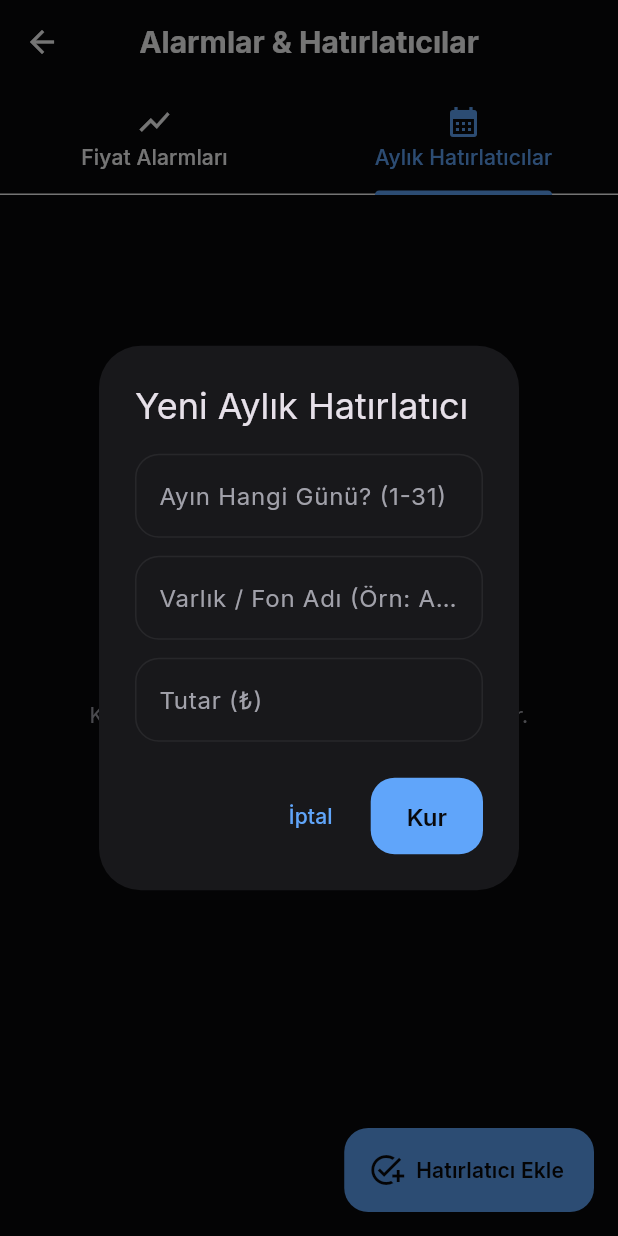
After one commit to hlsozd07/fon-uygulama, a Flutter app: the AlarmsScreen screen opened directly, tab 2 chosen, after a tap on "Hatırlatıcı Ekle", on a phone screen of 412 x 824 dp. The commit adds this screen. Run offline on Flutter 3.47's test engine with Material 3 defaults, Android fonts, the phone set to English and light mode, and no system bars; our stand-ins replace fl_chart, flutter_dotenv, flutter_local_notifications, flutter_riverpod, google_fonts, hive and 3 more; missing offline and left inert: workmanager; accounts and stored records are empty; statements that could not run were skipped.

Commit message:
feat: aylık yatırım hatırlatıcıları (monthly investment reminders) eklendi
- Hive veritabanı için ReminderModel oluşturuldu
- Bildirim servisi aylık tekrarlanan bildirimleri destekleyecek şekilde güncellendi
- Alarmlar ekranı sekme (Tab) yapısına geçirilerek Hatırlatıcılar eklendi

```diff
--- /dev/null
+++ b/lib/features/alarms/domain/reminder_model.dart
@@ -0,0 +1,42 @@
+import 'package:hive/hive.dart';
+
+class ReminderModel extends HiveObject {
+  final int id;
+  final int dayOfMonth;
+  final String assetName;
+  final double amount;
+  bool isActive;
+
+  ReminderModel({
+    required this.id,
+    required this.dayOfMonth,
+    required this.assetName,
+    required this.amount,
+    this.isActive = true,
+  });
+}
+
+class ReminderModelAdapter extends TypeAdapter<ReminderModel> {
+  @override
+  final int typeId = 6;
+
+  @override
+  ReminderModel read(BinaryReader reader) {
+    return ReminderModel(
+      id: reader.readInt(),
+      dayOfMonth: reader.readInt(),
+      assetName: reader.readString(),
+      amount: reader.readDouble(),
+      isActive: reader.readBool(),
+    );
+  }
+
+  @override
+  void write(BinaryWriter writer, ReminderModel obj) {
+    writer.writeInt(obj.id);
+    writer.writeInt(obj.dayOfMonth);
+    writer.writeString(obj.assetName);
+    writer.writeDouble(obj.amount);
+    writer.writeBool(obj.isActive);
+  }
+}
--- a/lib/features/alarms/presentation/alarms_screen.dart
+++ b/lib/features/alarms/presentation/alarms_screen.dart
@@ -2,15 +2,44 @@ import 'package:flutter/material.dart';
 import 'package:hive_flutter/hive_flutter.dart';
 import '../domain/alarm_model.dart';
 import '../../../core/widgets/gradient_card.dart';
+import 'reminders_tab.dart';
 
-class AlarmsScreen extends StatefulWidget {
+class AlarmsScreen extends StatelessWidget {
   const AlarmsScreen({super.key});
 
   @override
-  State<AlarmsScreen> createState() => _AlarmsScreenState();
+  Widget build(BuildContext context) {
+    return DefaultTabController(
+      length: 2,
+      child: Scaffold(
+        appBar: AppBar(
+          title: const Text('Alarmlar & Hatırlatıcılar', style: TextStyle(fontWeight: FontWeight.bold)),
+          bottom: const TabBar(
+            tabs: [
+              Tab(text: 'Fiyat Alarmları', icon: Icon(Icons.show_chart)),
+              Tab(text: 'Aylık Hatırlatıcılar', icon: Icon(Icons.calendar_month)),
+            ],
+          ),
+        ),
+        body: const TabBarView(
+          children: [
+            _PriceAlarmsTab(),
+            RemindersTab(),
+          ],
+        ),
+      ),
+    );
+  }
 }
 
-class _AlarmsScreenState extends State<AlarmsScreen> {
+class _PriceAlarmsTab extends StatefulWidget {
+  const _PriceAlarmsTab();
+
+  @override
+  State<_PriceAlarmsTab> createState() => _PriceAlarmsTabState();
+}
+
+class _PriceAlarmsTabState extends State<_PriceAlarmsTab> {
   late Box<AlarmModel> alarmBox;
 
   @override
@@ -77,7 +106,6 @@ class _AlarmsScreenState extends State<AlarmsScreen> {
   @override
   Widget build(BuildContext context) {
     return Scaffold(
-      appBar: AppBar(title: const Text('Fiyat Alarmları', style: TextStyle(fontWeight: FontWeight.bold))),
       floatingActionButton: FloatingActionButton.extended(
         onPressed: _addAlarmDialog,
         icon: const Icon(Icons.add_alert),
--- /dev/null
+++ b/lib/features/alarms/presentation/reminders_tab.dart
@@ -0,0 +1,181 @@
+import 'package:flutter/material.dart';
+import 'package:hive_flutter/hive_flutter.dart';
+import '../domain/reminder_model.dart';
+import '../../../core/widgets/gradient_card.dart';
+import '../../notifications/notification_service.dart';
+
+class RemindersTab extends StatefulWidget {
+  const RemindersTab({super.key});
+
+  @override
+  State<RemindersTab> createState() => _RemindersTabState();
+}
+
+class _RemindersTabState extends State<RemindersTab> {
+  late Box<ReminderModel> reminderBox;
+
+  @override
+  void initState() {
+    super.initState();
+    reminderBox = Hive.box<ReminderModel>('reminderBox');
+  }
+
+  void _addReminderDialog() {
+    final assetController = TextEditingController();
+    final amountController = TextEditingController();
+    final dayController = TextEditingController();
+
+    showDialog(
+      context: context,
+      builder: (context) {
+        return AlertDialog(
+          title: const Text('Yeni Aylık Hatırlatıcı'),
+          content: Column(
+            mainAxisSize: MainAxisSize.min,
+            children: [
+              TextField(
+                controller: dayController,
+                decoration: const InputDecoration(labelText: 'Ayın Hangi Günü? (1-31)'),
+                keyboardType: TextInputType.number,
+              ),
+              const SizedBox(height: 12),
+              TextField(
+                controller: assetController,
+                decoration: const InputDecoration(labelText: 'Varlık / Fon Adı (Örn: AFT, Altın)'),
+              ),
+              const SizedBox(height: 12),
+              TextField(
+                controller: amountController,
+                decoration: const InputDecoration(labelText: 'Tutar (₺)'),
+                keyboardType: const TextInputType.numberWithOptions(decimal: true),
+              ),
+            ],
+          ),
+          actions: [
+            TextButton(onPressed: () => Navigator.pop(context), child: const Text('İptal')),
+            ElevatedButton(
+              onPressed: () async {
+                final day = int.tryParse(dayController.text) ?? 1;
+                final amount = double.tryParse(amountController.text.replaceAll(',', '.')) ?? 0;
+                final assetName = assetController.text;
+
+                final id = DateTime.now().millisecondsSinceEpoch.remainder(100000);
+
+                final newReminder = ReminderModel(
+                  id: id,
+                  dayOfMonth: day.clamp(1, 31),
+                  assetName: assetName,
+                  amount: amount,
+                );
+
+                await reminderBox.add(newReminder);
+
+                await NotificationService().scheduleMonthlyReminder(
+                  id: id,
+                  title: 'Yatırım Zamanı: $assetName',
+                  body: 'Her ayın ${newReminder.dayOfMonth}. günü! $assetName için ₺${amount.toStringAsFixed(2)} yatırım yapma zamanı geldi.',
+                  dayOfMonth: newReminder.dayOfMonth,
+                );
+
+                if (mounted) Navigator.pop(context);
+              },
+              child: const Text('Kur'),
+            ),
+          ],
+        );
+      },
+    );
+  }
+
+  @override
+  Widget build(BuildContext context) {
+    return Scaffold(
+      floatingActionButton: FloatingActionButton.extended(
+        onPressed: _addReminderDialog,
+        icon: const Icon(Icons.add_task),
+        label: const Text('Hatırlatıcı Ekle', style: TextStyle(fontWeight: FontWeight.w600)),
+        backgroundColor: Theme.of(context).primaryColor,
+        foregroundColor: const Color(0xFF09090B),
+        elevation: 0,
+      ),
+      body: ValueListenableBuilder(
+        valueListenable: reminderBox.listenable(),
+        builder: (context, Box<ReminderModel> box, _) {
+          if (box.isEmpty) {
+            return const Center(child: Text('Kurulu bir yatırım hatırlatıcınız bulunmuyor.', textAlign: TextAlign.center));
+          }
+          return ListView.builder(
+            itemCount: box.length,
+            itemBuilder: (context, index) {
+              final reminder = box.getAt(index);
+              if (reminder == null) return const SizedBox.shrink();
+
+              return GestureDetector(
+                onLongPress: () {
+                  showDialog(
+                    context: context,
+                    builder: (_) => AlertDialog(
+                      title: const Text('Hatırlatıcıyı Sil'),
+                      content: const Text('Bu hatırlatıcıyı silmek istiyor musunuz?'),
+                      actions: [
+                        TextButton(onPressed: () => Navigator.pop(context), child: const Text('İptal')),
+                        TextButton(
+                          onPressed: () async {
+                            await NotificationService().cancelAlarm(reminder.id);
+                            await reminderBox.deleteAt(index);
+                            if (context.mounted) Navigator.pop(context);
+                          },
+                          child: const Text('Sil', style: TextStyle(color: Colors.redAccent)),
+                        ),
+                      ],
+                    ),
+                  );
+                },
+                child: GradientCard(
+                  margin: const EdgeInsets.symmetric(horizontal: 16, vertical: 8),
+                  padding: const EdgeInsets.symmetric(vertical: 8, horizontal: 8),
+                  child: ListTile(
+                    leading: Container(
+                      padding: const EdgeInsets.all(12),
+                      decoration: BoxDecoration(
+                        color: Colors.blueAccent.withValues(alpha: 0.1),
+                        shape: BoxShape.circle,
+                      ),
+                      child: const Icon(
+                        Icons.calendar_month,
+                        color: Colors.blueAccent,
+                      ),
+                    ),
+                    title: Text(reminder.assetName, style: const TextStyle(fontWeight: FontWeight.bold, fontSize: 18)),
+                    subtitle: Text('Her ayın ${reminder.dayOfMonth}. günü - ₺${reminder.amount.toStringAsFixed(2)}', style: const TextStyle(color: Color(0xFFA1A1AA))),
+                    trailing: Switch(
+                      value: reminder.isActive,
+                      activeThumbColor: Theme.of(context).primaryColor,
+                      onChanged: (val) async {
+                        setState(() {
+                          reminder.isActive = val;
+                          reminder.save();
+                        });
+
+                        if (val) {
+                          await NotificationService().scheduleMonthlyReminder(
+                            id: reminder.id,
+                            title: 'Yatırım Zamanı: ${reminder.assetName}',
+                            body: 'Her ayın ${reminder.dayOfMonth}. günü! ${reminder.assetName} için ₺${reminder.amount.toStringAsFixed(2)} yatırım yapma zamanı geldi.',
+                            dayOfMonth: reminder.dayOfMonth,
+                          );
+                        } else {
+                          await NotificationService().cancelAlarm(reminder.id);
+                        }
+                      },
+                    ),
+                  ),
+                ),
+              );
+            },
+          );
+        },
+      ),
+    );
+  }
+}
--- a/lib/main.dart
+++ b/lib/main.dart
@@ -10,6 +10,7 @@ import 'features/portfolio/domain/fund_model.dart';
 import 'features/history/domain/history_model.dart';
 import 'features/history/domain/sell_history_model.dart';
 import 'features/alarms/domain/alarm_model.dart';
+import 'features/alarms/domain/reminder_model.dart';
 import 'features/notifications/notification_service.dart';
 import 'package:workmanager/workmanager.dart';
 import 'package:flutter_dotenv/flutter_dotenv.dart';
@@ -29,9 +30,11 @@ void callbackDispatcher() {
       if (!Hive.isAdapterRegistered(0)) Hive.registerAdapter(FundModelAdapter());
       if (!Hive.isAdapterRegistered(2)) Hive.registerAdapter(AlarmModelAdapter());
       if (!Hive.isAdapterRegistered(5)) Hive.registerAdapter(SellHistoryModelAdapter());
+      if (!Hive.isAdapterRegistered(6)) Hive.registerAdapter(ReminderModelAdapter());
 
       final walletBox = await Hive.openBox<FundModel>('walletBox');
       final alarmBox = await Hive.openBox<AlarmModel>('alarmBox');
+      final reminderBox = await Hive.openBox<ReminderModel>('reminderBox');
 
       final tefasService = TefasService();
       final notificationService = NotificationService();
@@ -132,11 +135,13 @@ void main() async {
   Hive.registerAdapter(AlarmModelAdapter());
   Hive.registerAdapter(PortfolioHistoryModelAdapter());
   if (!Hive.isAdapterRegistered(5)) Hive.registerAdapter(SellHistoryModelAdapter());
+  if (!Hive.isAdapterRegistered(6)) Hive.registerAdapter(ReminderModelAdapter());
   await Hive.openBox<FundModel>('walletBox');
   await Hive.openBox<HistoryModel>('historyBox');
   await Hive.openBox<AlarmModel>('alarmBox');
   await Hive.openBox<PortfolioHistoryModel>('portfolioHistoryBox');
   await Hive.openBox<SellHistoryModel>('sellHistoryBox');
+  await Hive.openBox<ReminderModel>('reminderBox');
 
   Workmanager().initialize(callbackDispatcher);
   Workmanager().registerPeriodicTask(
```
Also changed, not shown: lib/features/notifications/notification_service.dart (+44 -0 lines).
